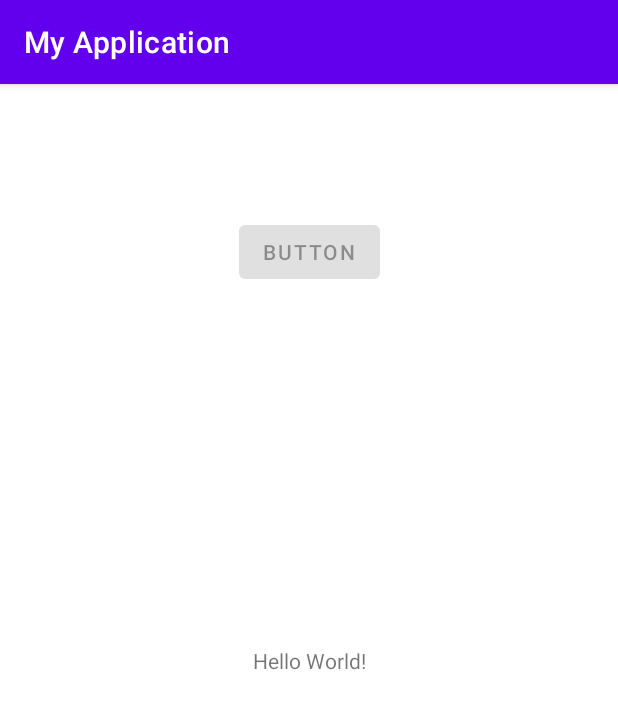
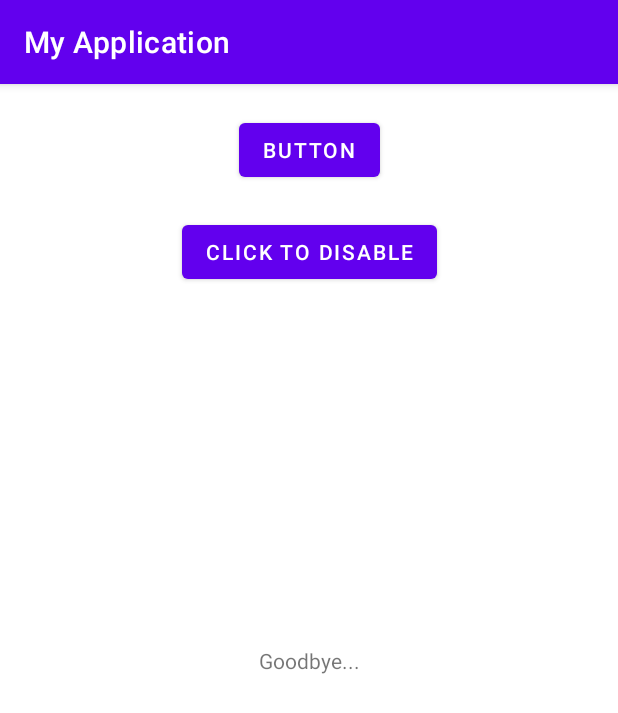
Before and after one commit to AntonyXXu/Android-App-Tutorial, an Android app: the screen it shows after launch (MainActivity), after a tap on "BUTTON", on a phone screen of 412 x 824 dp. Shown: the top 713 px of the screen. Run offline under Robolectric (Android 15) with nearby library versions, the phone set to English and light mode, and no system bars.

Commit message:
changing activity text

```diff
--- a/app/src/main/java/com/example/myapplication/MainActivity.java
+++ b/app/src/main/java/com/example/myapplication/MainActivity.java
@@ -5,6 +5,8 @@ import androidx.appcompat.app.AppCompatActivity;
 import android.os.Bundle;
 import android.util.Log;
 import android.view.View;
+import android.widget.Button;
+import android.widget.TextView;
 
 public class MainActivity extends AppCompatActivity {
 
@@ -17,5 +19,12 @@ public class MainActivity extends AppCompatActivity {
     public void disable(View v) {
         v.setEnabled(false);
         Log.d("success", "button disabled");
+        Button button = (Button) v;
+        button.setText("Button now disabled");
+    }
+
+    public void changeText(View v) {
+       TextView myView = findViewById(R.id.HelloWorld);
+       myView.setText("Goodbye...");
     }
 }
--- a/app/src/main/res/layout/activity_main.xml
+++ b/app/src/main/res/layout/activity_main.xml
@@ -7,6 +7,7 @@
     tools:context=".MainActivity">
 
     <TextView
+        android:id="@+id/HelloWorld"
         android:layout_width="wrap_content"
         android:layout_height="wrap_content"
         android:text="Hello World!"
@@ -21,6 +22,17 @@
         android:layout_height="wrap_content"
         android:layout_marginTop="88dp"
         android:onClick="disable"
+        android:text="Click to Disable"
+        app:layout_constraintEnd_toEndOf="parent"
+        app:layout_constraintStart_toStartOf="parent"
+        app:layout_constraintTop_toTopOf="parent" />
+
+    <Button
+        android:id="@+id/button2"
+        android:layout_width="wrap_content"
+        android:layout_height="wrap_content"
+        android:layout_marginTop="20dp"
+        android:onClick="changeText"
         android:text="Button"
         app:layout_constraintEnd_toEndOf="parent"
         app:layout_constraintStart_toStartOf="parent"
```
